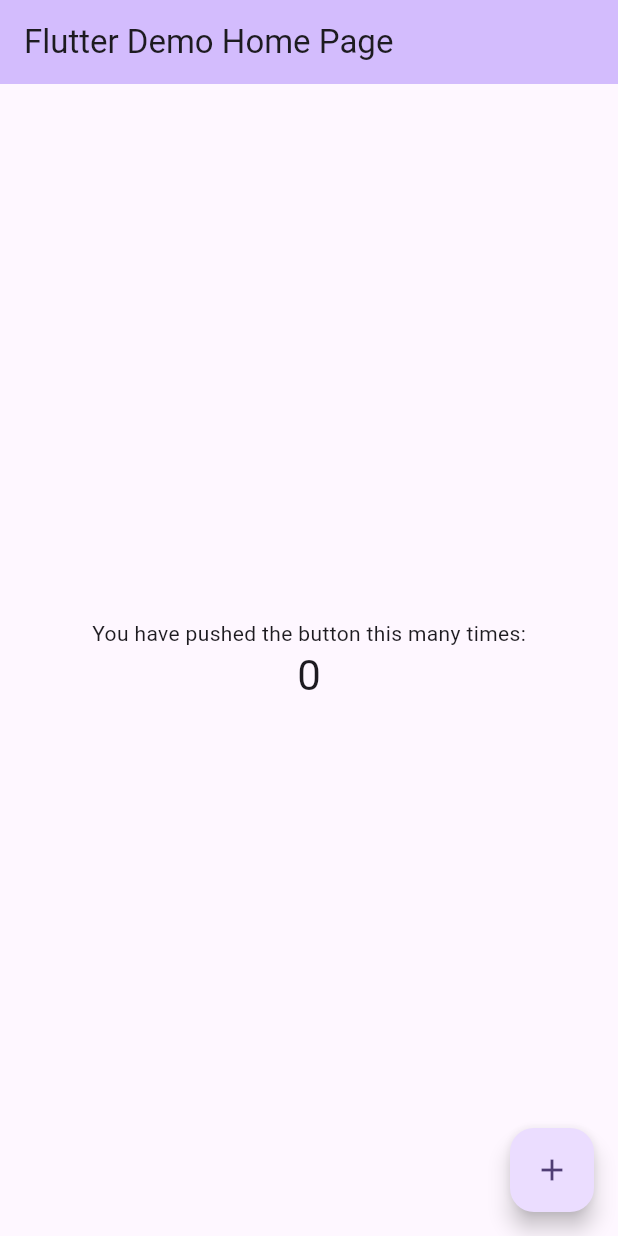
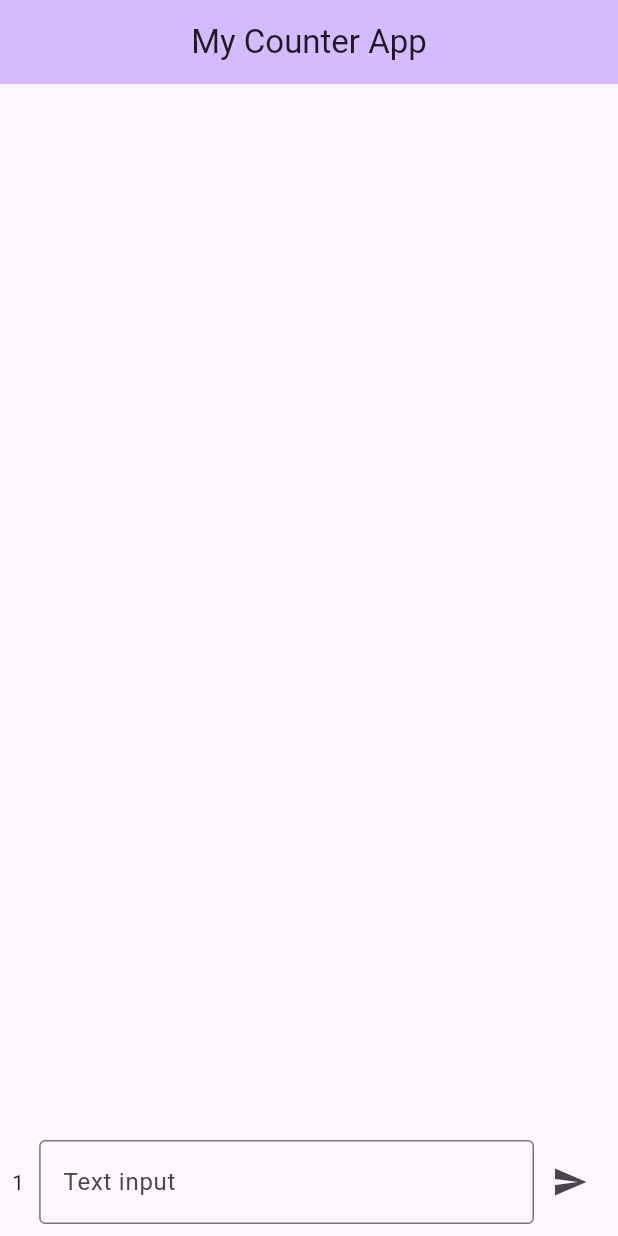
Before and after one commit to ed-he/MA1, a Flutter app: the MyHomePage screen opened directly, on a phone screen of 412 x 824 dp. Run offline on Flutter 3.47's test engine with Material 3 defaults, Android fonts, the phone set to English and light mode, and no system bars.

```diff
--- a/lib/main.dart
+++ b/lib/main.dart
@@ -1,3 +1,5 @@
+import 'dart:async';
+
 import 'package:flutter/material.dart';
 
 void main() {
@@ -11,7 +13,7 @@ class MyApp extends StatelessWidget {
   @override
   Widget build(BuildContext context) {
     return MaterialApp(
-      title: 'Flutter Demo',
+      title: 'My Counter App',
       theme: ThemeData(
         // This is the theme of your application.
         //
@@ -31,7 +33,7 @@ class MyApp extends StatelessWidget {
         colorScheme: ColorScheme.fromSeed(seedColor: Colors.deepPurple),
         useMaterial3: true,
       ),
-      home: const MyHomePage(title: 'Flutter Demo Home Page'),
+      home: const MyHomePage(title: 'My Counter App'),
     );
   }
 }
@@ -55,71 +57,155 @@ class MyHomePage extends StatefulWidget {
 }
 
 class _MyHomePageState extends State<MyHomePage> {
-  int _counter = 0;
+  final TextEditingController _controller = TextEditingController();
+  final ScrollController _scrollController = ScrollController();
+  List<Map<String, dynamic>> _messages = []; // Store messages with timestamps
+  int _secondsCounter = 0; // For counting seconds
 
-  void _incrementCounter() {
-    setState(() {
-      // This call to setState tells the Flutter framework that something has
-      // changed in this State, which causes it to rerun the build method below
-      // so that the display can reflect the updated values. If we changed
-      // _counter without calling setState(), then the build method would not be
-      // called again, and so nothing would appear to happen.
-      _counter++;
+  @override
+  void initState() {
+    super.initState();
+    // Start the timer to count seconds
+    Timer.periodic(const Duration(seconds: 1), (Timer timer) {
+      setState(() {
+        _secondsCounter++;
+      });
     });
+  }
+
+  void _resetSecondCounter() {
+    _secondsCounter = 0;
+  }
+
+  // Function to handle message submission
+  void _submitMessage() {
+    if (_controller.text.isNotEmpty) {
+      String message = _controller.text;
+      String timestamp = _getCurrentTimestamp();
+      setState(() {
+        _messages.add({
+          'message': message,
+          'timestamp': timestamp,
+          'isResponse': false,
+        });
+        _controller.clear(); // Clear the text input
+
+        _scrollToBottom();
+
+        _addSystemResponse();
+      });// Scroll to the bottom of the list
+    }
+  }
+
+  void _addSystemResponse() {
+    final timestamp = DateTime.now().toString();
+
+    // Delay the system response by a short period to simulate real-time response
+    Future.delayed(const Duration(milliseconds: 200), () {
+      setState(() {
+        _messages.add({
+          'message': _secondsCounter.toString(),
+          'timestamp': '',
+          'isResponse': true,
+        });
+      });
+      _scrollToBottom();
+      _resetSecondCounter();
+    });// Scroll to the bottom of the list
+  }
+
+  // Get the current time as a formatted string
+  String _getCurrentTimestamp() {
+    DateTime now = DateTime.now();
+    return '${now.day}.${now.month}.${now.year} - ${now.hour}:${now.minute}';
+  }
+
+  // Scroll the list to the bottom whenever a new message is added
+  void _scrollToBottom() {
+    _scrollController.animateTo(
+      _scrollController.position.maxScrollExtent + 400,
+      duration: const Duration(milliseconds: 300),
+      curve: Curves.easeOut,
+    );
   }
 
   @override
   Widget build(BuildContext context) {
-    // This method is rerun every time setState is called, for instance as done
-    // by the _incrementCounter method above.
-    //
-    // The Flutter framework has been optimized to make rerunning build methods
-    // fast, so that you can just rebuild anything that needs updating rather
-    // than having to individually change instances of widgets.
     return Scaffold(
       appBar: AppBar(
-        // TRY THIS: Try changing the color here to a specific color (to
-        // Colors.amber, perhaps?) and trigger a hot reload to see the AppBar
-        // change color while the other colors stay the same.
         backgroundColor: Theme.of(context).colorScheme.inversePrimary,
-        // Here we take the value from the MyHomePage object that was created by
-        // the App.build method, and use it to set our appbar title.
-        title: Text(widget.title),
+        title: const Text('My Counter App'),
+        centerTitle: true,
       ),
-      body: Center(
-        // Center is a layout widget. It takes a single child and positions it
-        // in the middle of the parent.
-        child: Column(
-          // Column is also a layout widget. It takes a list of children and
-          // arranges them vertically. By default, it sizes itself to fit its
-          // children horizontally, and tries to be as tall as its parent.
-          //
-          // Column has various properties to control how it sizes itself and
-          // how it positions its children. Here we use mainAxisAlignment to
-          // center the children vertically; the main axis here is the vertical
-          // axis because Columns are vertical (the cross axis would be
-          // horizontal).
-          //
-          // TRY THIS: Invoke "debug painting" (choose the "Toggle Debug Paint"
-          // action in the IDE, or press "p" in the console), to see the
-          // wireframe for each widget.
-          mainAxisAlignment: MainAxisAlignment.center,
-          children: <Widget>[
-            const Text(
-              'You have pushed the button this many times:',
+      body: Column(
+        children: [
+          Expanded(
+            child: ListView.builder(
+              controller: _scrollController,
+              itemCount: _messages.length,
+              itemBuilder: (context, index) {
+                final isResponse = _messages[index]['isResponse'];
+                return Align(
+                  alignment: isResponse
+                      ? Alignment.centerLeft // System message (left side)
+                      : Alignment.centerRight, // User message (right side)
+                  child: Container(
+                    constraints: BoxConstraints(
+                      minWidth: 10, // Minimum width of the message container
+                      maxWidth: MediaQuery.of(context).size.width * 0.7, // Maximum width (70% of screen width)
+                    ),
+                    padding: const EdgeInsets.all(10),
+                    margin: const EdgeInsets.symmetric(vertical: 5, horizontal: 10),
+                    decoration: BoxDecoration(
+                      color: isResponse
+                          ? Colors.blueAccent.shade100 // Response message bubble color
+                          : Colors.blueAccent.shade100, // User message bubble color
+                      borderRadius: BorderRadius.circular(10),
+                    ),
+                    child: Column(
+                      crossAxisAlignment: CrossAxisAlignment.start, // Aligns text inside the bubble
+                      children: [
+                        if (!_messages[index]['isResponse'])
+                          Text(
+                            _messages[index]['timestamp']!,
+                            style: const TextStyle(color: Colors.white70, fontSize: 10), // Timestamp styling
+                          ),
+                          const SizedBox(height: 3),
+                        Text(
+                          _messages[index]['message']!,
+                          style: const TextStyle(color: Colors.white), // Message text color
+                        ),
+                      ],
+                    ),
+                  ),
+                );
+              },
             ),
-            Text(
-              '$_counter',
-              style: Theme.of(context).textTheme.headlineMedium,
+          ),
+          Padding(
+            padding: const EdgeInsets.all(8.0),
+            child: Row(
+              children: [
+                Text('$_secondsCounter'),
+                const SizedBox(width: 10),
+                Expanded(
+                  child: TextField(
+                    controller: _controller,
+                    decoration: const InputDecoration(
+                      labelText: 'Text input',
+                      border: OutlineInputBorder(),
+                    ),
+                  ),
+                ),
+                IconButton(
+                  icon: const Icon(Icons.send),
+                  onPressed: _submitMessage,
+                ),
+              ],
             ),
-          ],
-        ),
+          ),
+        ],
       ),
-      floatingActionButton: FloatingActionButton(
-        onPressed: _incrementCounter,
-        tooltip: 'Increment',
-        child: const Icon(Icons.add),
-      ), // This trailing comma makes auto-formatting nicer for build methods.
     );
   }
 }
```
